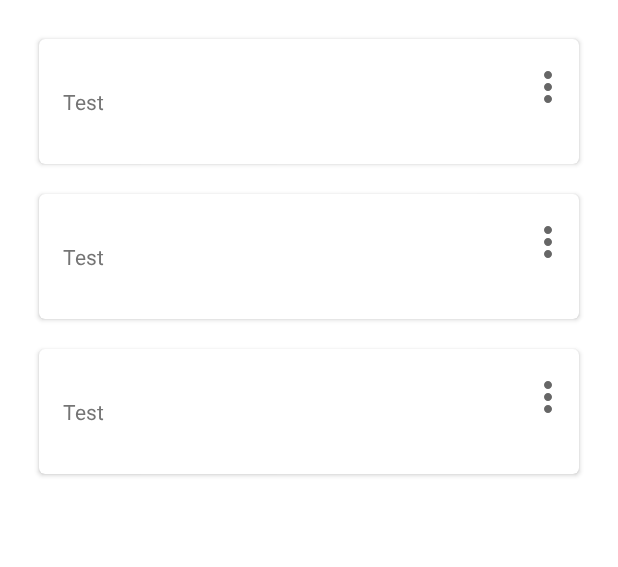
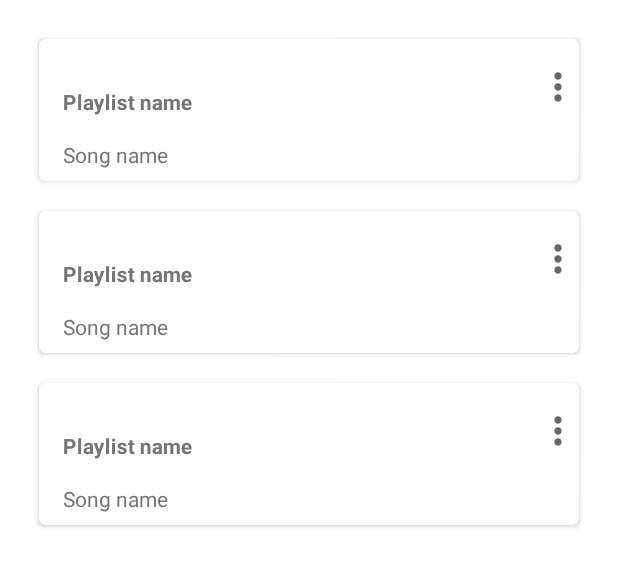
Before and after one commit to q-programming/themplay, an Android app: the layout playlist_item_list.xml on its own in the app's theme, with its tools: preview values and no code run, on a phone screen of 412 x 824 dp. Shown: the top 567 px of the screen. Run offline under Robolectric (Android 15) with nearby library versions, the phone set to English and light mode, and no system bars.

Commit message:
PLAY-2: Change view to contain both playlist name and currently playing song + for now toggle night/day mode on menu press + tweak theme

```diff
--- a/app/src/main/java/pl/qprogramming/themplay/playlist/PlaylistService.java
+++ b/app/src/main/java/pl/qprogramming/themplay/playlist/PlaylistService.java
@@ -29,8 +29,10 @@ public class PlaylistService extends Service {
     public IBinder onBind(Intent intent) {
         Log.d(TAG, "Binding service to " + intent);
         val context = getApplicationContext();
-        val playlist1 = Playlist.builder().name("Playlist 1").id(0).build();
-        val playlist2 = Playlist.builder().name("Playlist 2").id(1).build();
+        //TODO remove later on
+        val filename = "Some song";
+        val playlist1 = Playlist.builder().name("Playlist 1").id(0).currentFile(filename).build();
+        val playlist2 = Playlist.builder().name("Playlist 2").id(1).currentFile(filename).build();
         playlists.add(playlist1);
         playlists.add(playlist2);
         return mBinder;
--- a/app/src/main/res/layout/playlist_item.xml
+++ b/app/src/main/res/layout/playlist_item.xml
@@ -20,25 +20,47 @@
         <LinearLayout
             android:layout_width="match_parent"
             android:layout_height="match_parent">
-            <TextView
-                android:id="@+id/content"
-                android:layout_width="0dp"
+
+            <LinearLayout
+                android:id="@+id/text_wrapper"
+                android:layout_width="match_parent"
                 android:layout_height="wrap_content"
-                android:paddingStart="16dp"
-                android:paddingTop="32dp"
-                android:paddingEnd="16dp"
-                android:paddingBottom="32dp"
-                android:rotationX="1"
-                android:layout_weight=".80"
-                android:text="Test" />
+                android:layout_weight=".90"
+                android:orientation="vertical">
+
+                <TextView
+                    android:id="@+id/playlist_name"
+                    android:textStyle="bold"
+                    android:layout_width="match_parent"
+                    android:layout_height="wrap_content"
+                    android:paddingStart="16dp"
+                    android:paddingTop="32dp"
+                    android:paddingEnd="16dp"
+                    android:paddingBottom="8dp"
+                    android:rotationX="1"
+                    android:text="@string/playlist_name" />
+
+                <TextView
+                    android:id="@+id/now_playing"
+                    android:layout_width="match_parent"
+                    android:layout_height="wrap_content"
+                    android:paddingStart="16dp"
+                    android:paddingTop="8dp"
+                    android:paddingEnd="16dp"
+                    android:paddingBottom="8dp"
+                    android:rotationX="1"
+                    android:text="@string/song_name" />
+            </LinearLayout>
 
             <ImageView
                 android:id="@+id/item_menu"
-                android:layout_width="0dp"
+                android:layout_width="wrap_content"
                 android:layout_height="wrap_content"
                 android:layout_marginTop="16dp"
-                card_view:srcCompat="@drawable/ic__more_vert_32"
-                android:layout_weight=".10" />
+                android:layout_weight=".10"
+                android:contentDescription="@string/item_menu"
+                card_view:srcCompat="@drawable/ic__more_vert_32" />
+
         </LinearLayout>
 
     </androidx.cardview.widget.CardView>
--- a/app/src/main/res/values-night/themes.xml
+++ b/app/src/main/res/values-night/themes.xml
@@ -1,12 +1,12 @@
 <resources xmlns:tools="http://schemas.android.com/tools">
     <!-- Base application theme. -->
-    <style name="Theme.Themplay" parent="Theme.MaterialComponents.DayNight.DarkActionBar">
+    <style name="Theme.Themplay" parent="Theme.MaterialComponents.DayNight.NoActionBar">
         <!-- Primary brand color. -->
         <item name="colorPrimary">@color/purple_200</item>
         <item name="colorPrimaryVariant">@color/purple_700</item>
         <item name="colorOnPrimary">@color/black</item>
         <!-- Secondary brand color. -->
-        <item name="colorSecondary">@color/teal_200</item>
+        <item name="colorSecondary">@color/teal_700</item>
         <item name="colorSecondaryVariant">@color/teal_200</item>
         <item name="colorOnSecondary">@color/black</item>
         <!-- Status bar color. -->
--- a/app/src/main/res/values/colors.xml
+++ b/app/src/main/res/values/colors.xml
@@ -4,6 +4,7 @@
     <color name="purple_500">#FF6200EE</color>
     <color name="purple_700">#FF3700B3</color>
     <color name="teal_200">#FF03DAC5</color>
+    <color name="red_200">#E91E63</color>
     <color name="teal_700">#FF018786</color>
     <color name="black">#FF000000</color>
     <color name="white">#FFFFFFFF</color>
--- a/app/src/main/res/values/strings.xml
+++ b/app/src/main/res/values/strings.xml
@@ -89,4 +89,7 @@
         "For example, position the FAB to one side of stream of a cards so the FAB won’t interfere "
         "when a user tries to pick up one of cards.\n\n"
     </string>
+    <string name="item_menu">Item menu</string>
+    <string name="song_name">Song name</string>
+    <string name="playlist_name">Playlist name</string>
 </resources>
```
Also changed, not shown: app/src/main/java/pl/qprogramming/themplay/MainActivity.java (+10 -1 lines), app/src/main/java/pl/qprogramming/themplay/playlist/PlaylistFragment.java (+12 -16 lines), app/src/main/java/pl/qprogramming/themplay/playlist/PlaylistItemRecyclerViewAdapter.java (+25 -10 lines), app/src/main/java/pl/qprogramming/themplay/playlist/util/Utils.java (added, +15 -0 lines), app/src/main/res/values/styles.xml (added, +16 -0 lines).
